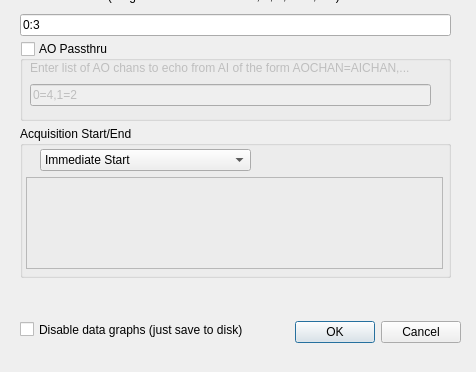
Old version of the form ConfigureDialog.ui in the repository acorver/SpikeGL; both pictures show x 0 to 476 and y 168 to 540 of the 476 by 540 pixel window.
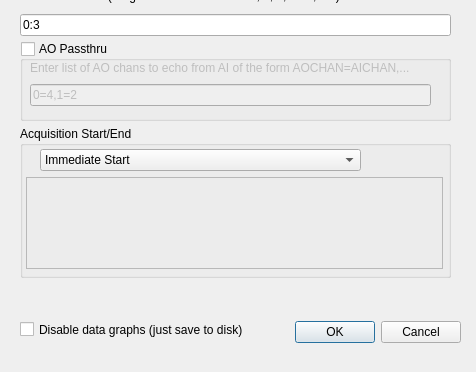
New version of the form. Icons and pictures are not drawn.

```diff
--- a/ConfigureDialog.ui
+++ b/ConfigureDialog.ui
@@ -309,7 +309,7 @@
      <rect>
       <x>20</x>
       <y>23</y>
-      <width>211</width>
+      <width>321</width>
       <height>22</height>
      </rect>
     </property>
```
